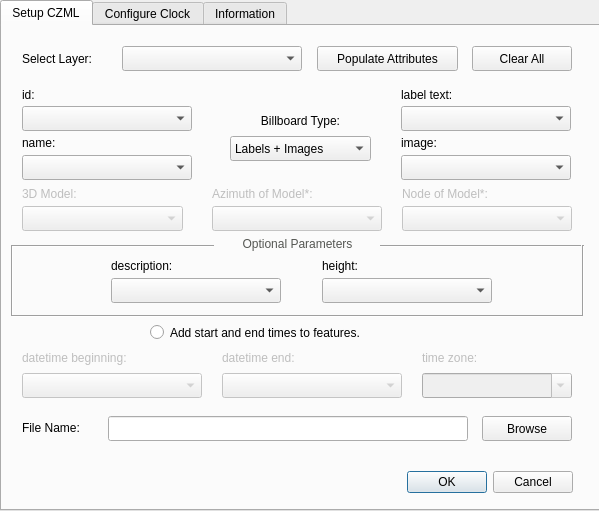
First picture: the form in CZMLBillboardMaker_dialog_base.ui, repository muratkendir/CZMLBillboardMaker, before the edit.
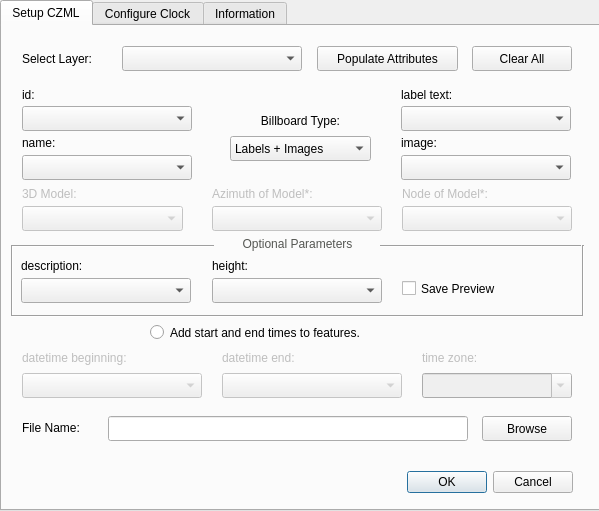
Second picture: the form after the edit. Icons and pictures are not drawn.

The edit to the form file:
```diff
--- a/CZMLBillboardMaker_dialog_base.ui
+++ b/CZMLBillboardMaker_dialog_base.ui
@@ -49,7 +49,7 @@
     <widget class="QLabel" name="labelDescription">
      <property name="geometry">
       <rect>
-       <x>109</x>
+       <x>19</x>
        <y>230</y>
        <width>121</width>
        <height>20</height>
@@ -137,7 +137,7 @@
     <widget class="QComboBox" name="comboBoxHeight">
      <property name="geometry">
       <rect>
-       <x>320</x>
+       <x>210</x>
        <y>252</y>
        <width>170</width>
        <height>25</height>
@@ -192,7 +192,7 @@
     <widget class="QLabel" name="labelImage_2">
      <property name="geometry">
       <rect>
-       <x>320</x>
+       <x>210</x>
        <y>230</y>
        <width>81</width>
        <height>20</height>
@@ -247,7 +247,7 @@
     <widget class="QComboBox" name="comboBoxDescription">
      <property name="geometry">
       <rect>
-       <x>109</x>
+       <x>19</x>
        <y>252</y>
        <width>170</width>
        <height>25</height>
@@ -612,6 +612,19 @@
       </rect>
      </property>
     </widget>
+    <widget class="QCheckBox" name="checkBoxSavePreview">
+     <property name="geometry">
+      <rect>
+       <x>400</x>
+       <y>250</y>
+       <width>121</width>
+       <height>25</height>
+      </rect>
+     </property>
+     <property name="text">
+      <string>Save Preview</string>
+     </property>
+    </widget>
    </widget>
    <widget class="QWidget" name="tabClock">
     <attribute name="title">
```
Left out of the diff: 12 changed lines with no effect on the pictures.
